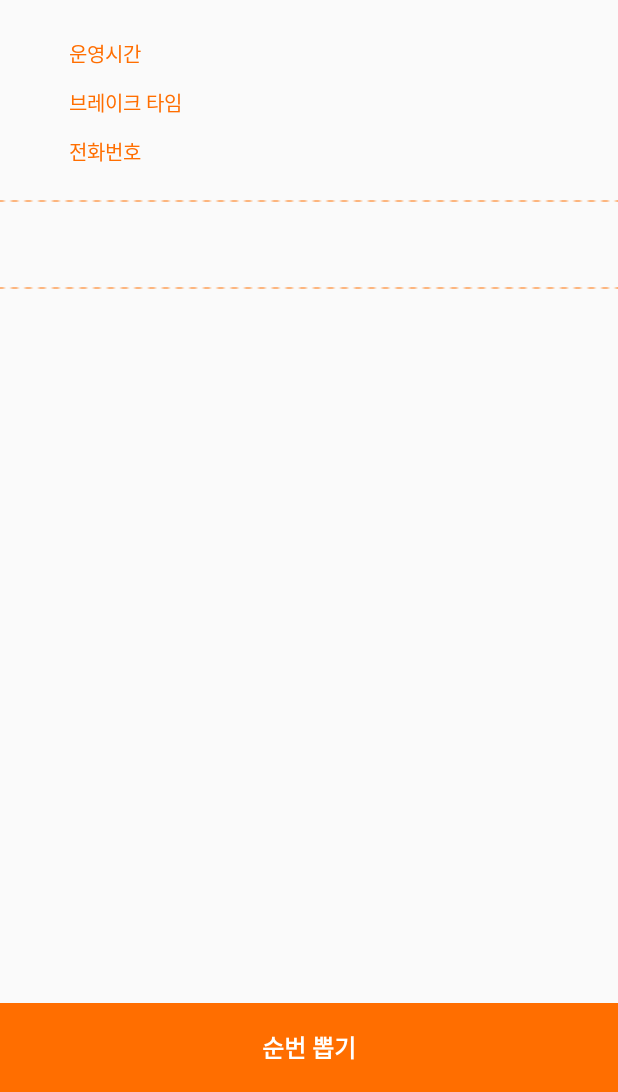
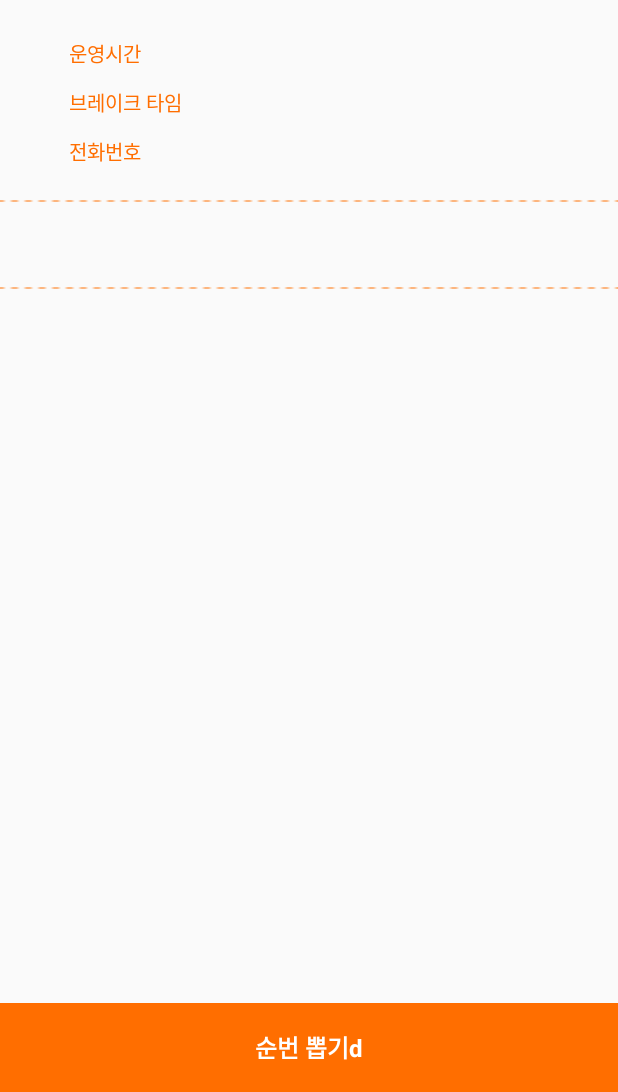
Before and after one commit to sosh9898/EveryFoody, an Android app: the DetailActivity screen opened directly, with no data from a screen before it, on a phone screen of 412 x 824 dp, the part 144-1236 px from its top. Run offline under Robolectric (Android 15) with nearby library versions, the phone set to English and light mode, and no system bars; our stand-ins replace ButterKnife.

Commit message:
rebase test

```diff
--- a/app/src/main/res/layout/activity_detail.xml
+++ b/app/src/main/res/layout/activity_detail.xml
@@ -117,7 +117,7 @@
                     android:layout_width="wrap_content"
                     android:layout_height="wrap_content"
                     android:layout_centerInParent="true"
-                    android:text="순번 뽑기"
+                    android:text="순번 뽑기d"
                     android:textColor="@color/colorPrimary"
                     android:textSize="16sp"
                     android:textStyle="bold" />
```
